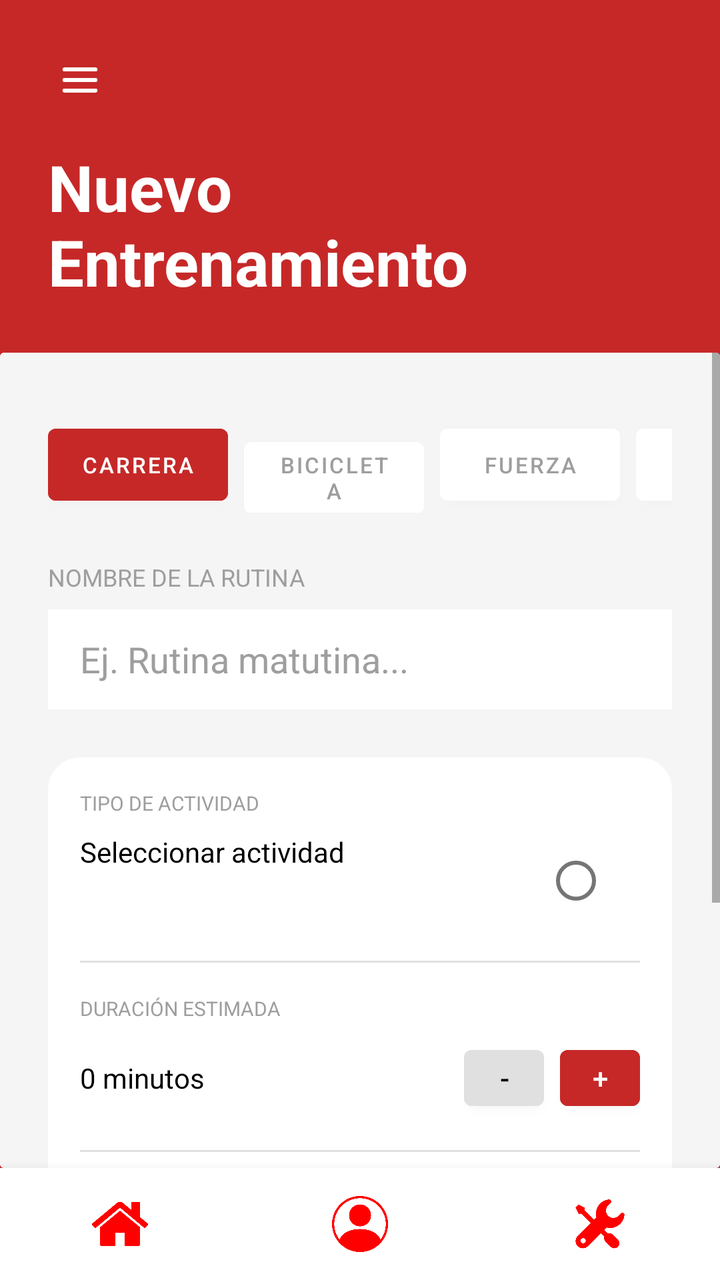
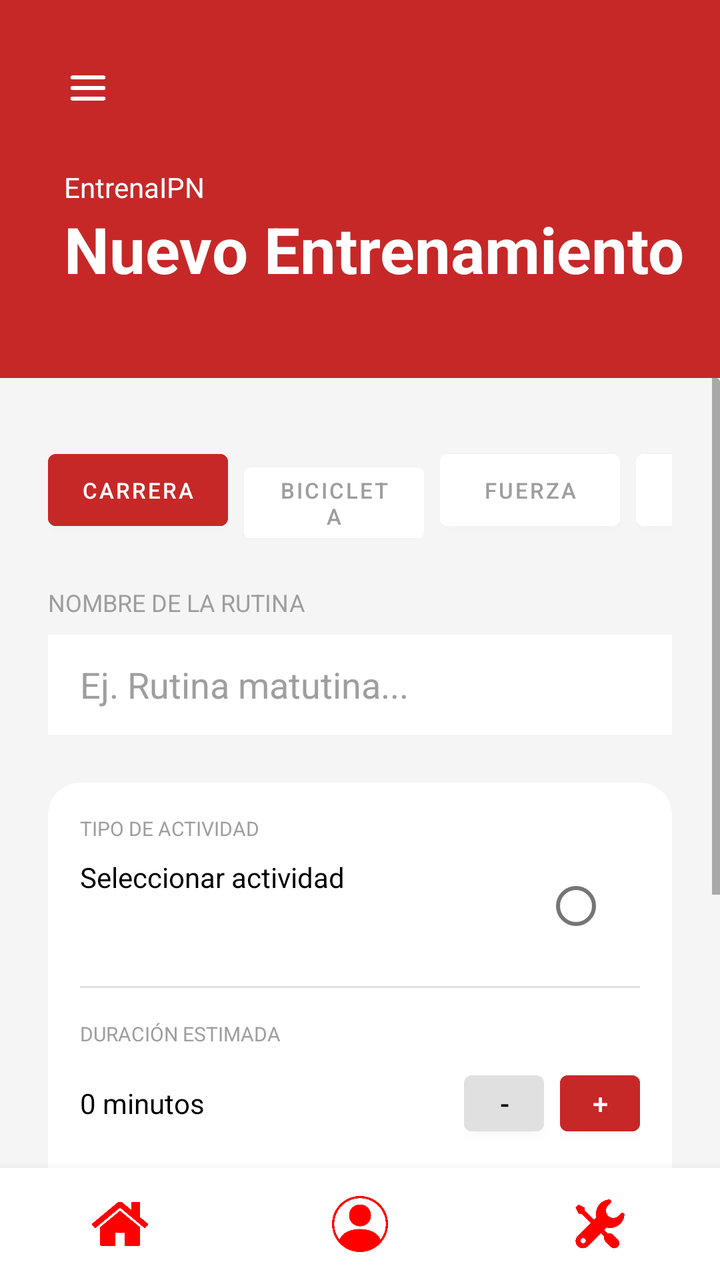

The first picture is an Android layout as it rendered before a commit; the second is the same layout after the commit. The layout source and the unified diff follow.
<!-- AndroidManifest.xml: application theme Theme.ActivaESCOM -->
<!-- res/layout/activity_nuevo_entrenamiento.xml -->
<?xml version="1.0" encoding="utf-8"?>
<androidx.drawerlayout.widget.DrawerLayout xmlns:android="http://schemas.android.com/apk/res/android"
    xmlns:app="http://schemas.android.com/apk/res-auto"
    android:id="@+id/drawerLayout"
    android:layout_width="match_parent"
    android:layout_height="match_parent">

    <androidx.constraintlayout.widget.ConstraintLayout
        android:layout_width="match_parent"
        android:layout_height="match_parent"
        android:background="@color/red_1">

        <ImageButton
            android:id="@+id/btnHamburguesa"
            android:layout_width="48dp"
            android:layout_height="48dp"
            android:background="@color/red_1"
            android:padding="8dp"
            android:scaleType="fitCenter"
            android:src="@drawable/navigation"
            android:layout_marginStart="16dp"
            android:layout_marginTop="16dp"
            app:layout_constraintStart_toStartOf="parent"
            app:layout_constraintTop_toTopOf="parent" />

        <TextView
            android:id="@+id/tv_title_workout"
            android:layout_width="wrap_content"
            android:layout_height="wrap_content"
            android:layout_marginStart="24dp"
            android:layout_marginTop="8dp"
            android:text="Nuevo\nEntrenamiento"
            android:textColor="@color/white"
            android:textSize="32sp"
            android:textStyle="bold"
            app:layout_constraintStart_toStartOf="parent"
            app:layout_constraintTop_toBottomOf="@id/btnHamburguesa" />

        
        <androidx.cardview.widget.CardView
            android:layout_width="match_parent"
            android:layout_height="0dp"
            android:layout_marginTop="24dp"
            app:cardElevation="0dp"
            app:layout_constraintBottom_toTopOf="@id/bottomNavBar"
            app:layout_constraintTop_toBottomOf="@id/tv_title_workout">

            <ScrollView
                android:layout_width="match_parent"
                android:layout_height="match_parent"
                android:background="@color/gray_background">

                <LinearLayout
                    android:layout_width="match_parent"
                    android:layout_height="wrap_content"
                    android:orientation="vertical"
                    android:padding="24dp">

                    
                    <HorizontalScrollView
                        android:layout_width="match_parent"
                        android:layout_height="wrap_content"
                        android:scrollbars="none">

                        <LinearLayout
                            android:layout_width="wrap_content"
                            android:layout_height="wrap_content"
                            android:orientation="horizontal"
                            android:paddingBottom="8dp"
                            android:paddingTop="8dp">

                            <Button
                                android:layout_width="90dp"
                                android:layout_height="48dp"
                                android:layout_marginEnd="8dp"
                                android:backgroundTint="@color/red_1"
                                android:text="Carrera"
                                android:textColor="@color/white"
                                android:textSize="11sp"
                                android:textAllCaps="true" />

                            <Button
                                android:layout_width="90dp"
                                android:layout_height="48dp"
                                android:layout_marginEnd="8dp"
                                android:backgroundTint="@color/white"
                                android:text="Bicicleta"
                                android:textColor="@color/gray_text"
                                android:textSize="11sp"
                                android:textAllCaps="true" />

                            <Button
                                android:layout_width="90dp"
                                android:layout_height="48dp"
                                android:layout_marginEnd="8dp"
                                android:backgroundTint="@color/white"
                                android:text="Fuerza"
                                android:textColor="@color/gray_text"
                                android:textSize="11sp"
                                android:textAllCaps="true" />

                            <Button
                                android:layout_width="90dp"
                                android:layout_height="48dp"
                                android:backgroundTint="@color/white"
                                android:text="Yoga"
                                android:textColor="@color/gray_text"
                                android:textSize="11sp"
                                android:textAllCaps="true" />

                        </LinearLayout>
                    </HorizontalScrollView>

                    <TextView
                        android:layout_width="wrap_content"
                        android:layout_height="wrap_content"
                        android:layout_marginTop="16dp"
                        android:text="NOMBRE DE LA RUTINA"
                        android:textColor="@color/gray_text"
                        android:textSize="12sp" />

                    <EditText
                        android:layout_width="match_parent"
                        android:layout_height="50dp"
                        android:layout_marginTop="8dp"
                        android:background="@color/white"
                        android:hint="Ej. Rutina matutina..."
                        android:paddingHorizontal="16dp"
                        android:textColorHint="@color/text_gray"/>

                    
                    <androidx.cardview.widget.CardView
                        android:layout_width="match_parent"
                        android:layout_height="wrap_content"
                        android:layout_marginTop="24dp"
                        app:cardCornerRadius="16dp"
                        app:cardElevation="0dp">

                        <LinearLayout
                            android:layout_width="match_parent"
                            android:layout_height="wrap_content"
                            android:orientation="vertical"
                            android:padding="16dp">

                            <TextView
                                android:layout_width="wrap_content"
                                android:layout_height="wrap_content"
                                android:text="TIPO DE ACTIVIDAD"
                                android:textColor="@color/gray_text"
                                android:textSize="10sp" />

                            <RelativeLayout
                                android:layout_width="match_parent"
                                android:layout_height="wrap_content"
                                android:layout_marginTop="8dp">
                                <TextView
                                    android:layout_width="wrap_content"
                                    android:layout_height="wrap_content"
                                    android:text="Seleccionar actividad"
                                    android:textColor="@color/black" />
                                <RadioButton
                                    android:layout_width="wrap_content"
                                    android:layout_height="wrap_content"
                                    android:layout_alignParentEnd="true"
                                    android:layout_centerVertical="true" />
                            </RelativeLayout>

                            <View
                                android:layout_width="match_parent"
                                android:layout_height="1dp"
                                android:layout_marginVertical="16dp"
                                android:background="@color/gray_light" />

                            <TextView
                                android:layout_width="wrap_content"
                                android:layout_height="wrap_content"
                                android:text="DURACIÓN ESTIMADA"
                                android:textColor="@color/gray_text"
                                android:textSize="10sp" />

                            <RelativeLayout
                                android:layout_width="match_parent"
                                android:layout_height="wrap_content"
                                android:layout_marginTop="8dp">
                                <TextView
                                    android:layout_width="wrap_content"
                                    android:layout_height="wrap_content"
                                    android:layout_centerVertical="true"
                                    android:text="0 minutos"
                                    android:textColor="@color/black" />
                                <LinearLayout
                                    android:layout_width="wrap_content"
                                    android:layout_height="wrap_content"
                                    android:layout_alignParentEnd="true"
                                    android:orientation="horizontal">
                                    <Button
                                        android:layout_width="40dp"
                                        android:layout_height="40dp"
                                        android:backgroundTint="@color/gray_light"
                                        android:text="-"
                                        android:textColor="@color/black" />
                                    <Button
                                        android:layout_width="40dp"
                                        android:layout_height="40dp"
                                        android:layout_marginStart="8dp"
                                        android:backgroundTint="@color/red_1"
                                        android:text="+"
                                        android:textColor="@color/white" />
                                </LinearLayout>
                            </RelativeLayout>

                            <View
                                android:layout_width="match_parent"
                                android:layout_height="1dp"
                                android:layout_marginVertical="16dp"
                                android:background="@color/gray_light" />

                            <TextView
                                android:layout_width="wrap_content"
                                android:layout_height="wrap_content"
                                android:text="EJERCICIOS"
                                android:textColor="@color/gray_text"
                                android:textSize="10sp" />

                            <RelativeLayout
                                android:layout_width="match_parent"
                                android:layout_height="wrap_content"
                                android:layout_marginTop="8dp">
                                <TextView
                                    android:layout_width="wrap_content"
                                    android:layout_height="wrap_content"
                                    android:layout_centerVertical="true"
                                    android:text="Ninguno añadido"
                                    android:textColor="@color/gray_text" />
                                <TextView
                                    android:layout_width="wrap_content"
                                    android:layout_height="wrap_content"
                                    android:layout_alignParentEnd="true"
                                    android:layout_centerVertical="true"
                                    android:text="+ Añadir"
                                    android:textColor="@color/red_4"
                                    android:textStyle="bold" />
                            </RelativeLayout>
                        </LinearLayout>
                    </androidx.cardview.widget.CardView>

                    <Button
                        android:id="@+id/btnIniciarEntrenamiento"
                        android:layout_width="match_parent"
                        android:layout_height="60dp"
                        android:layout_marginTop="32dp"
                        android:layout_marginBottom="16dp"
                        android:backgroundTint="@color/red_1"
                        android:text="INICIAR ENTRENAMIENTO"
                        android:textColor="@color/white"
                        android:textStyle="bold" />

                </LinearLayout>
            </ScrollView>
        </androidx.cardview.widget.CardView>

        <include
            android:id="@+id/bottomNavBar"
            layout="@layout/bottom_navigation"
            android:layout_width="match_parent"
            android:layout_height="56dp"
            app:layout_constraintBottom_toBottomOf="parent"
            app:layout_constraintEnd_toEndOf="parent"
            app:layout_constraintStart_toStartOf="parent" />

    </androidx.constraintlayout.widget.ConstraintLayout>

    <com.google.android.material.navigation.NavigationView
        android:id="@+id/navigationView"
        android:layout_width="wrap_content"
        android:layout_height="match_parent"
        android:layout_gravity="start"
        android:background="@color/white"
        app:headerLayout="@layout/nav_header"
        app:menu="@menu/nav_menu" />

</androidx.drawerlayout.widget.DrawerLayout>
<!-- res/layout/bottom_navigation.xml (included above) -->
<?xml version="1.0" encoding="utf-8"?>
<LinearLayout xmlns:android="http://schemas.android.com/apk/res/android"
    android:id="@+id/bottomNavBar"
    android:layout_width="match_parent"
    android:layout_height="56dp"
    android:orientation="horizontal"
    android:background="@color/white"
    android:elevation="8dp">

    <ImageButton
        android:id="@+id/navInicio"
        android:layout_width="0dp"
        android:layout_height="match_parent"
        android:layout_weight="1"
        android:src="@drawable/home"
        android:background="?attr/selectableItemBackgroundBorderless"
        android:scaleType="fitCenter"
        android:padding="14dp" />
    <ImageButton
    android:id="@+id/navPerfil"
    android:layout_width="0dp"
    android:layout_height="match_parent"
    android:layout_weight="1"
    android:src="@drawable/profile"
    android:background="?attr/selectableItemBackgroundBorderless"
    android:scaleType="fitCenter"
    android:padding="14dp" />
    <ImageButton
    android:id="@+id/navConfig"
    android:layout_width="0dp"
    android:layout_height="match_parent"
    android:layout_weight="1"
    android:src="@drawable/settings"
    android:background="?attr/selectableItemBackgroundBorderless"
    android:scaleType="fitCenter"
    android:padding="14dp" /> </LinearLayout>
<!-- res/layout/nav_header.xml (included above) -->
<?xml version="1.0" encoding="utf-8"?>
<LinearLayout xmlns:android="http://schemas.android.com/apk/res/android"
    android:layout_width="match_parent"
    android:layout_height="match_parent"
    android:orientation="vertical"
    android:background="@color/white">

    <LinearLayout
        android:layout_width="311dp"
        android:layout_height="180dp"
        android:background="@color/red_900"
        android:gravity="bottom"
        android:orientation="vertical"
        android:padding="20dp">

        <ImageView
            android:layout_width="60dp"
            android:layout_height="60dp"
            android:src="@drawable/logo_ipn"
            android:tint="@color/white" />

        <TextView
            android:layout_width="wrap_content"
            android:layout_height="wrap_content"
            android:layout_marginTop="12dp"
            android:text="EntrenaIPN"
            android:textColor="@color/white"
            android:textSize="20sp"
            android:textStyle="bold" />

        <TextView
            android:layout_width="wrap_content"
            android:layout_height="wrap_content"
            android:text="Ingeniería en Sistemas Computacionales"
            android:textColor="@color/red_300"
            android:textSize="14sp" />
    </LinearLayout>

    <LinearLayout
        android:layout_width="310dp"
        android:layout_height="wrap_content"
        android:orientation="vertical"
        android:paddingTop="15dp">

        <TextView
            android:id="@+id/menu_actividad"
            android:layout_width="match_parent"
            android:layout_height="wrap_content"
            android:background="?attr/selectableItemBackground"
            android:clickable="true"
            android:focusable="true"
            android:padding="16dp"
            android:text="🏠  Actividad"
            android:textColor="@color/black"
            android:textSize="16sp" />

        <TextView
            android:id="@+id/menu_progreso"
            android:layout_width="match_parent"
            android:layout_height="wrap_content"
            android:background="?attr/selectableItemBackground"
            android:clickable="true"
            android:focusable="true"
            android:padding="16dp"
            android:text="📈  Progreso semanal"
            android:textColor="@color/black"
            android:textSize="16sp" />

        <TextView
            android:id="@+id/menu_carrera"
            android:layout_width="match_parent"
            android:layout_height="wrap_content"
            android:background="?attr/selectableItemBackground"
            android:clickable="true"
            android:focusable="true"
            android:padding="16dp"
            android:text="🏃  Carrera matutina"
            android:textColor="@color/black"
            android:textSize="16sp" />

        <TextView
            android:id="@+id/menu_nuevo"
            android:layout_width="match_parent"
            android:layout_height="wrap_content"
            android:background="?attr/selectableItemBackground"
            android:clickable="true"
            android:focusable="true"
            android:padding="16dp"
            android:text="💪  Nuevo entrenamiento"
            android:textColor="@color/black"
            android:textSize="16sp" />

        
        <TextView
            android:id="@+id/menu_config"
            android:layout_width="match_parent"
            android:layout_height="wrap_content"
            android:background="?attr/selectableItemBackground"
            android:clickable="true"
            android:focusable="true"
            android:padding="16dp"
            android:text="⚙️  Configuración"
            android:textColor="@color/black"
            android:textSize="16sp" />

        <View
            android:layout_width="match_parent"
            android:layout_height="1dp"
            android:layout_marginHorizontal="16dp"
            android:layout_marginTop="8dp"
            android:background="@color/gray_light" />

        
        <TextView
            android:id="@+id/menu_logout"
            android:layout_width="match_parent"
            android:layout_height="wrap_content"
            android:background="?attr/selectableItemBackground"
            android:clickable="true"
            android:focusable="true"
            android:padding="16dp"
            android:text="🚪  Cerrar sesión"
            android:textColor="@color/red_900"
            android:textSize="16sp" />
    </LinearLayout>
</LinearLayout>
<!-- resources referenced by this layout -->
<resources>
  <color name="black">#FF000000</color>
  <color name="gray_background">#F5F5F5</color>
  <color name="gray_light">#E0E0E0</color>
  <color name="gray_text">#9E9E9E</color>
  <color name="red_1">#C62828</color>
  <color name="red_300">#EF9A9A</color>
  <color name="red_4">#D32F2F</color>
  <color name="red_900">#B71C1C</color>
  <color name="text_gray">#9E9E9E</color>
  <color name="white">#FFFFFFFF</color>
  <!-- drawable home: png bitmap (drawable, 15478 bytes) -->
  <!-- drawable logo_ipn: png bitmap (drawable, 799627 bytes) -->
  <!-- drawable navigation: png bitmap (drawable, 8970 bytes) -->
  <!-- drawable profile: png bitmap (drawable, 22269 bytes) -->
  <!-- drawable settings: png bitmap (drawable, 18368 bytes) -->
  <style name="Theme.ActivaESCOM" parent="Base.Theme.ActivaESCOM">
      </style>
  <style name="Base.Theme.ActivaESCOM" parent="Theme.MaterialComponents.DayNight.NoActionBar">
      </style>
</resources>

<!-- the commit's change to res/layout/activity_nuevo_entrenamiento.xml (unified diff, before → after) -->
@@ -8,42 +8,63 @@
     <androidx.constraintlayout.widget.ConstraintLayout
         android:layout_width="match_parent"
         android:layout_height="match_parent"
-        android:background="@color/red_1">
+        android:background="@color/gray_background">
+
+        <View
+            android:id="@+id/header_bg"
+            android:layout_width="match_parent"
+            android:layout_height="189dp"
+            android:background="@color/red_1"
+            app:layout_constraintEnd_toEndOf="parent"
+            app:layout_constraintStart_toStartOf="parent"
+            app:layout_constraintTop_toTopOf="parent" />
 
         <ImageButton
             android:id="@+id/btnHamburguesa"
             android:layout_width="48dp"
             android:layout_height="48dp"
-            android:background="@color/red_1"
+            android:layout_marginStart="20dp"
+            android:layout_marginTop="20dp"
+            android:background="@android:color/transparent"
             android:padding="8dp"
             android:scaleType="fitCenter"
             android:src="@drawable/navigation"
-            android:layout_marginStart="16dp"
-            android:layout_marginTop="16dp"
             app:layout_constraintStart_toStartOf="parent"
             app:layout_constraintTop_toTopOf="parent" />
 
         <TextView
+            android:id="@+id/tv_appname"
+            android:layout_width="wrap_content"
+            android:layout_height="wrap_content"
+            android:layout_marginStart="32dp"
+            android:layout_marginTop="16dp"
+            android:text="EntrenaIPN"
+            android:textColor="@color/white"
+            android:textSize="14sp"
+            app:layout_constraintStart_toStartOf="parent"
+            app:layout_constraintTop_toBottomOf="@id/btnHamburguesa" />
+
+        <TextView
             android:id="@+id/tv_title_workout"
             android:layout_width="wrap_content"
             android:layout_height="wrap_content"
-            android:layout_marginStart="24dp"
-            android:layout_marginTop="8dp"
-            android:text="Nuevo\nEntrenamiento"
+            android:layout_marginStart="32dp"
+            android:text="Nuevo Entrenamiento"
             android:textColor="@color/white"
             android:textSize="32sp"
             android:textStyle="bold"
             app:layout_constraintStart_toStartOf="parent"
-            app:layout_constraintTop_toBottomOf="@id/btnHamburguesa" />
-
-        
+            app:layout_constraintTop_toBottomOf="@id/tv_appname" />
+
         <androidx.cardview.widget.CardView
+            android:id="@+id/cardView"
             android:layout_width="match_parent"
             android:layout_height="0dp"
-            android:layout_marginTop="24dp"
             app:cardElevation="0dp"
             app:layout_constraintBottom_toTopOf="@id/bottomNavBar"
-            app:layout_constraintTop_toBottomOf="@id/tv_title_workout">
+            app:layout_constraintEnd_toEndOf="parent"
+            app:layout_constraintStart_toStartOf="parent"
+            app:layout_constraintTop_toBottomOf="@id/header_bg">
 
             <ScrollView
                 android:layout_width="match_parent"
@@ -56,7 +77,6 @@
                     android:orientation="vertical"
                     android:padding="24dp">
 
-                    
                     <HorizontalScrollView
                         android:layout_width="match_parent"
                         android:layout_height="wrap_content"
@@ -66,8 +86,8 @@
                             android:layout_width="wrap_content"
                             android:layout_height="wrap_content"
                             android:orientation="horizontal"
-                            android:paddingBottom="8dp"
-                            android:paddingTop="8dp">
+                            android:paddingTop="8dp"
+                            android:paddingBottom="8dp">
 
                             <Button
                                 android:layout_width="90dp"
@@ -75,9 +95,9 @@
                                 android:layout_marginEnd="8dp"
                                 android:backgroundTint="@color/red_1"
                                 android:text="Carrera"
+                                android:textAllCaps="true"
                                 android:textColor="@color/white"
-                                android:textSize="11sp"
-                                android:textAllCaps="true" />
+                                android:textSize="11sp" />
 
                             <Button
                                 android:layout_width="90dp"
@@ -85,9 +105,9 @@
                                 android:layout_marginEnd="8dp"
                                 android:backgroundTint="@color/white"
                                 android:text="Bicicleta"
-                                android:textColor="@color/gray_text"
-                                android:textSize="11sp"
-                                android:textAllCaps="true" />
+                                android:textAllCaps="true"
+                                android:textColor="@color/gray_text"
+                                android:textSize="11sp" />
 
                             <Button
                                 android:layout_width="90dp"
@@ -95,18 +115,18 @@
                                 android:layout_marginEnd="8dp"
                                 android:backgroundTint="@color/white"
                                 android:text="Fuerza"
-                                android:textColor="@color/gray_text"
-                                android:textSize="11sp"
-                                android:textAllCaps="true" />
+                                android:textAllCaps="true"
+                                android:textColor="@color/gray_text"
+                                android:textSize="11sp" />
 
                             <Button
                                 android:layout_width="90dp"
                                 android:layout_height="48dp"
                                 android:backgroundTint="@color/white"
                                 android:text="Yoga"
-                                android:textColor="@color/gray_text"
-                                android:textSize="11sp"
-                                android:textAllCaps="true" />
+                                android:textAllCaps="true"
+                                android:textColor="@color/gray_text"
+                                android:textSize="11sp" />
 
                         </LinearLayout>
                     </HorizontalScrollView>
@@ -126,9 +146,8 @@
                         android:background="@color/white"
                         android:hint="Ej. Rutina matutina..."
                         android:paddingHorizontal="16dp"
-                        android:textColorHint="@color/text_gray"/>
-
-                    
+                        android:textColorHint="@color/text_gray" />
+
                     <androidx.cardview.widget.CardView
                         android:layout_width="match_parent"
                         android:layout_height="wrap_content"
@@ -153,11 +172,13 @@
                                 android:layout_width="match_parent"
                                 android:layout_height="wrap_content"
                                 android:layout_marginTop="8dp">
+
                                 <TextView
                                     android:layout_width="wrap_content"
                                     android:layout_height="wrap_content"
                                     android:text="Seleccionar actividad"
                                     android:textColor="@color/black" />
+
                                 <RadioButton
                                     android:layout_width="wrap_content"
                                     android:layout_height="wrap_content"
@@ -182,23 +203,27 @@
                                 android:layout_width="match_parent"
                                 android:layout_height="wrap_content"
                                 android:layout_marginTop="8dp">
+
                                 <TextView
                                     android:layout_width="wrap_content"
                                     android:layout_height="wrap_content"
                                     android:layout_centerVertical="true"
                                     android:text="0 minutos"
                                     android:textColor="@color/black" />
+
                                 <LinearLayout
                                     android:layout_width="wrap_content"
                                     android:layout_height="wrap_content"
                                     android:layout_alignParentEnd="true"
                                     android:orientation="horizontal">
+
                                     <Button
                                         android:layout_width="40dp"
                                         android:layout_height="40dp"
                                         android:backgroundTint="@color/gray_light"
                                         android:text="-"
                                         android:textColor="@color/black" />
+
                                     <Button
                                         android:layout_width="40dp"
                                         android:layout_height="40dp"
@@ -226,12 +251,14 @@
                                 android:layout_width="match_parent"
                                 android:layout_height="wrap_content"
                                 android:layout_marginTop="8dp">
+
                                 <TextView
                                     android:layout_width="wrap_content"
                                     android:layout_height="wrap_content"
                                     android:layout_centerVertical="true"
                                     android:text="Ninguno añadido"
                                     android:textColor="@color/gray_text" />
+
                                 <TextView
                                     android:layout_width="wrap_content"
                                     android:layout_height="wrap_content"
